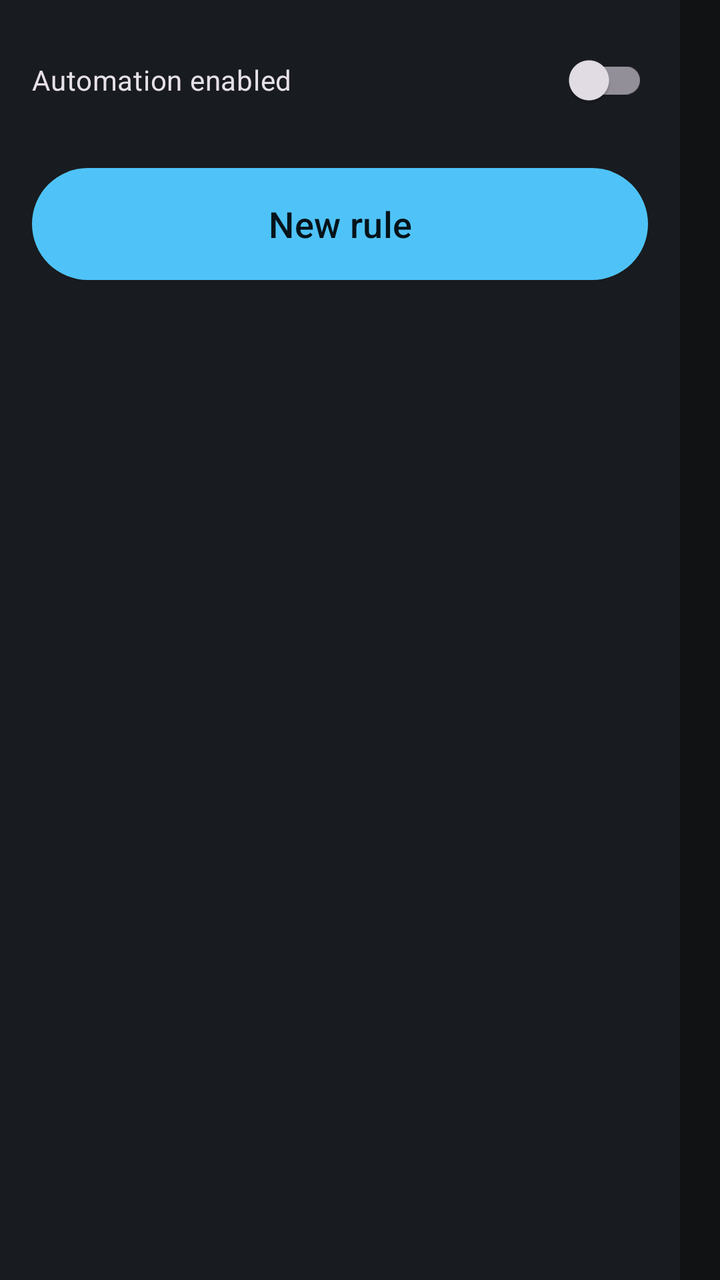
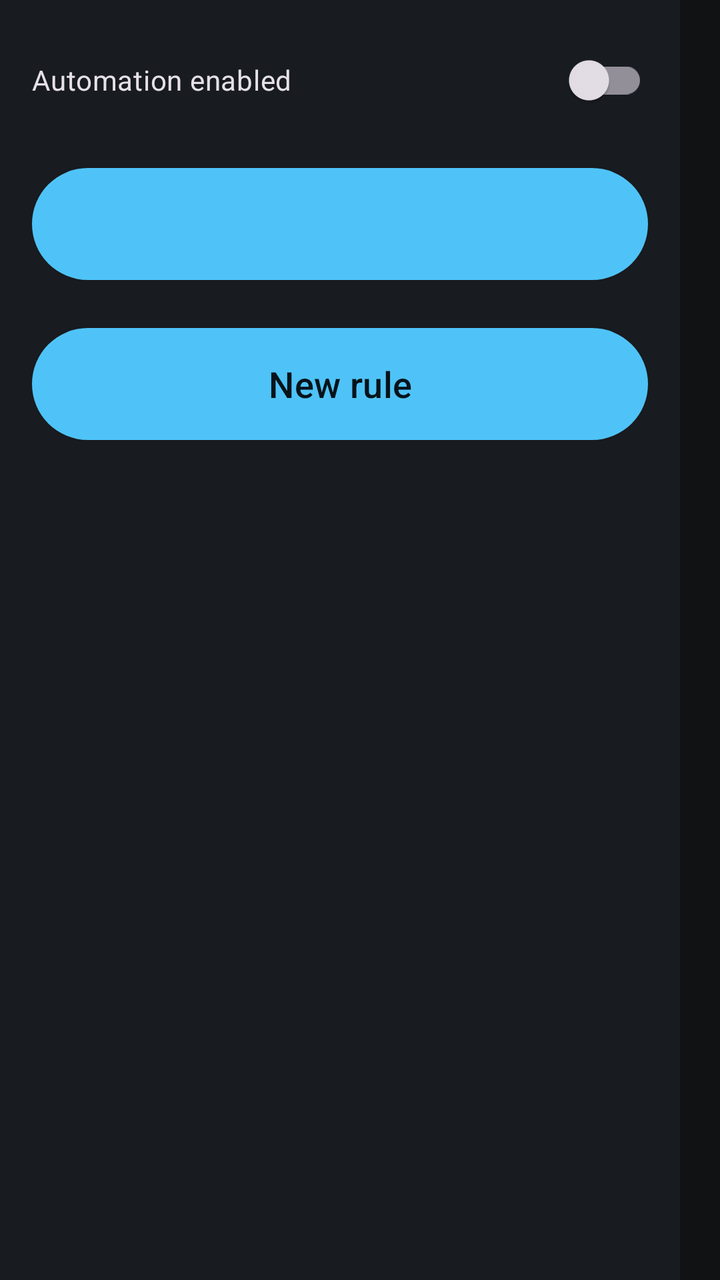

An Android layout rendered at two revisions. The XML below is the earlier revision; the diff shows what the commit changed to produce the second picture.
<!-- AndroidManifest.xml: application theme Theme.MG4Tasker -->
<!-- res/layout/fragment_rules.xml -->
<?xml version="1.0" encoding="utf-8"?>
<LinearLayout xmlns:android="http://schemas.android.com/apk/res/android"
    android:layout_width="match_parent"
    android:layout_height="match_parent"
    android:orientation="horizontal">

    <LinearLayout
        android:layout_width="@dimen/pane_list_width"
        android:layout_height="match_parent"
        android:orientation="vertical"
        android:background="@color/mg4_surface"
        android:padding="@dimen/spacing_md">

        <com.google.android.material.switchmaterial.SwitchMaterial
            android:id="@+id/automationSwitch"
            android:layout_width="match_parent"
            android:layout_height="wrap_content"
            android:layout_marginBottom="@dimen/spacing_md"
            android:text="@string/rules_automation_switch" />

        <com.google.android.material.button.MaterialButton
            android:id="@+id/newRuleButton"
            style="@style/Widget.MG4.Button"
            android:layout_width="match_parent"
            android:layout_height="wrap_content"
            android:text="@string/rules_new"
            android:layout_marginBottom="@dimen/spacing_md" />

        <androidx.recyclerview.widget.RecyclerView
            android:id="@+id/rulesList"
            android:layout_width="match_parent"
            android:layout_height="0dp"
            android:layout_weight="1"
            android:clipToPadding="false" />
    </LinearLayout>

    <FrameLayout
        android:layout_width="0dp"
        android:layout_height="match_parent"
        android:layout_weight="1"
        android:padding="@dimen/spacing_lg">

        <LinearLayout
            android:id="@+id/emptyState"
            android:layout_width="match_parent"
            android:layout_height="match_parent"
            android:orientation="vertical"
            android:gravity="center">

            <TextView
                android:id="@+id/emptyTitle"
                android:layout_width="wrap_content"
                android:layout_height="wrap_content"
                android:text="@string/rules_empty_title"
                android:textAppearance="@style/Text.MG4.Title" />

            <TextView
                android:id="@+id/emptyBody"
                android:layout_width="match_parent"
                android:layout_height="wrap_content"
                android:layout_marginTop="@dimen/spacing_sm"
                android:gravity="center"
                android:text="@string/rules_empty_body"
                android:textAppearance="@style/Text.MG4.Secondary" />
        </LinearLayout>

        <ScrollView
            android:id="@+id/detailScroll"
            android:layout_width="match_parent"
            android:layout_height="match_parent"
            android:visibility="gone">

            <LinearLayout
                android:layout_width="match_parent"
                android:layout_height="wrap_content"
                android:orientation="vertical">

                <TextView
                    android:id="@+id/detailName"
                    android:layout_width="match_parent"
                    android:layout_height="wrap_content"
                    android:textAppearance="@style/Text.MG4.Title" />

                <LinearLayout
                    android:layout_width="match_parent"
                    android:layout_height="wrap_content"
                    android:orientation="horizontal"
                    android:layout_marginTop="@dimen/spacing_md">

                    <com.google.android.material.button.MaterialButton
                        android:id="@+id/editButton"
                        style="@style/Widget.MG4.Button"
                        android:layout_width="0dp"
                        android:layout_weight="1"
                        android:layout_height="wrap_content"
                        android:text="@string/rules_edit" />

                    <com.google.android.material.button.MaterialButton
                        android:id="@+id/runNowButton"
                        style="@style/Widget.MG4.Button.Outlined"
                        android:layout_width="0dp"
                        android:layout_weight="1"
                        android:layout_height="wrap_content"
                        android:layout_marginStart="@dimen/spacing_sm"
                        android:text="@string/rules_run_now" />

                    <com.google.android.material.button.MaterialButton
                        android:id="@+id/deleteButton"
                        style="@style/Widget.MG4.Button.Outlined"
                        android:layout_width="0dp"
                        android:layout_weight="1"
                        android:layout_height="wrap_content"
                        android:layout_marginStart="@dimen/spacing_sm"
                        android:text="@string/rules_delete" />
                </LinearLayout>

                <TextView
                    android:layout_width="wrap_content"
                    android:layout_height="wrap_content"
                    android:layout_marginTop="@dimen/spacing_lg"
                    android:text="@string/rules_when"
                    android:textAppearance="@style/Text.MG4.SectionHeader" />

                <TextView
                    android:id="@+id/detailConditions"
                    android:layout_width="match_parent"
                    android:layout_height="wrap_content"
                    android:layout_marginTop="@dimen/spacing_sm"
                    android:textAppearance="@style/Text.MG4.Body"
                    android:lineSpacingMultiplier="1.3" />

                <TextView
                    android:layout_width="wrap_content"
                    android:layout_height="wrap_content"
                    android:layout_marginTop="@dimen/spacing_lg"
                    android:text="@string/rules_then"
                    android:textAppearance="@style/Text.MG4.SectionHeader" />

                <TextView
                    android:id="@+id/detailActions"
                    android:layout_width="match_parent"
                    android:layout_height="wrap_content"
                    android:layout_marginTop="@dimen/spacing_sm"
                    android:textAppearance="@style/Text.MG4.Body"
                    android:lineSpacingMultiplier="1.3" />
            </LinearLayout>
        </ScrollView>
    </FrameLayout>
</LinearLayout>
<!-- resources referenced by this layout -->
<resources>
  <color name="mg4_surface">#FF181B1F</color>
  <dimen name="pane_list_width">340dp</dimen>
  <dimen name="spacing_lg">24dp</dimen>
  <dimen name="spacing_md">16dp</dimen>
  <dimen name="spacing_sm">8dp</dimen>
  <string name="rules_automation_switch">Automation enabled</string>
  <string name="rules_delete">Delete</string>
  <string name="rules_edit">Edit</string>
  <string name="rules_empty_body">A rule applies settings when the vehicle starts, if its conditions are met.</string>
  <string name="rules_empty_title">No rules yet</string>
  <string name="rules_new">New rule</string>
  <string name="rules_run_now">Test now</string>
  <string name="rules_then">THEN</string>
  <string name="rules_when">WHEN</string>
  <style name="Text.MG4.Body" parent="TextAppearance.Material3.BodyLarge">
          <item name="android:textSize">@dimen/text_body</item>
      </style>
  <style name="Text.MG4.Secondary" parent="TextAppearance.Material3.BodyMedium">
          <item name="android:textSize">@dimen/text_secondary</item>
          <item name="android:textColor">@color/mg4_text_secondary</item>
      </style>
  <style name="Text.MG4.SectionHeader" parent="TextAppearance.Material3.LabelLarge">
          <item name="android:textSize">@dimen/text_label</item>
          <item name="android:textColor">@color/mg4_accent</item>
          <item name="android:letterSpacing">0.12</item>
          <item name="android:textStyle">bold</item>
      </style>
  <style name="Text.MG4.Title" parent="TextAppearance.Material3.TitleLarge">
          <item name="android:textSize">@dimen/text_title</item>
      </style>
  <style name="Widget.MG4.Button" parent="Widget.Material3.Button">
          <item name="android:minHeight">@dimen/touch_target</item>
          <item name="android:textSize">@dimen/text_body</item>
          <item name="android:paddingStart">@dimen/spacing_lg</item>
          <item name="android:paddingEnd">@dimen/spacing_lg</item>
      </style>
  <style name="Widget.MG4.Button.Outlined" parent="Widget.Material3.Button.OutlinedButton">
          <item name="android:minHeight">@dimen/touch_target</item>
          <item name="android:textSize">@dimen/text_body</item>
      </style>
  <style name="Theme.MG4Tasker" parent="Theme.Material3.Dark.NoActionBar">
          <item name="colorPrimary">@color/mg4_accent</item>
          <item name="colorOnPrimary">@color/mg4_on_accent</item>
          <item name="colorSurface">@color/mg4_surface</item>
          <item name="colorSurfaceContainer">@color/mg4_surface_raised</item>
          <item name="android:colorBackground">@color/mg4_background</item>
          <item name="colorError">@color/mg4_error</item>
          <item name="android:statusBarColor">@color/mg4_background</item>
      </style>
  <dimen name="text_body">18sp</dimen>
  <dimen name="text_secondary">15sp</dimen>
  <color name="mg4_text_secondary">#FF9EA6AE</color>
  <dimen name="text_label">14sp</dimen>
  <color name="mg4_accent">#FF4FC3F7</color>
  <dimen name="text_title">24sp</dimen>
  <dimen name="touch_target">64dp</dimen>
  <color name="mg4_on_accent">#FF06131A</color>
  <color name="mg4_surface_raised">#FF22262B</color>
  <color name="mg4_background">#FF101214</color>
  <color name="mg4_error">#FFEF6B6B</color>
</resources>

<!-- the commit's change to res/layout/fragment_rules.xml (unified diff, before → after) -->
@@ -17,6 +17,13 @@
             android:layout_height="wrap_content"
             android:layout_marginBottom="@dimen/spacing_md"
             android:text="@string/rules_automation_switch" />
+
+        <com.google.android.material.button.MaterialButton
+            android:id="@+id/languageButton"
+            style="@style/Widget.MG4.Button"
+            android:layout_width="match_parent"
+            android:layout_height="wrap_content"
+            android:layout_marginBottom="@dimen/spacing_md" />
 
         <com.google.android.material.button.MaterialButton
             android:id="@+id/newRuleButton"
